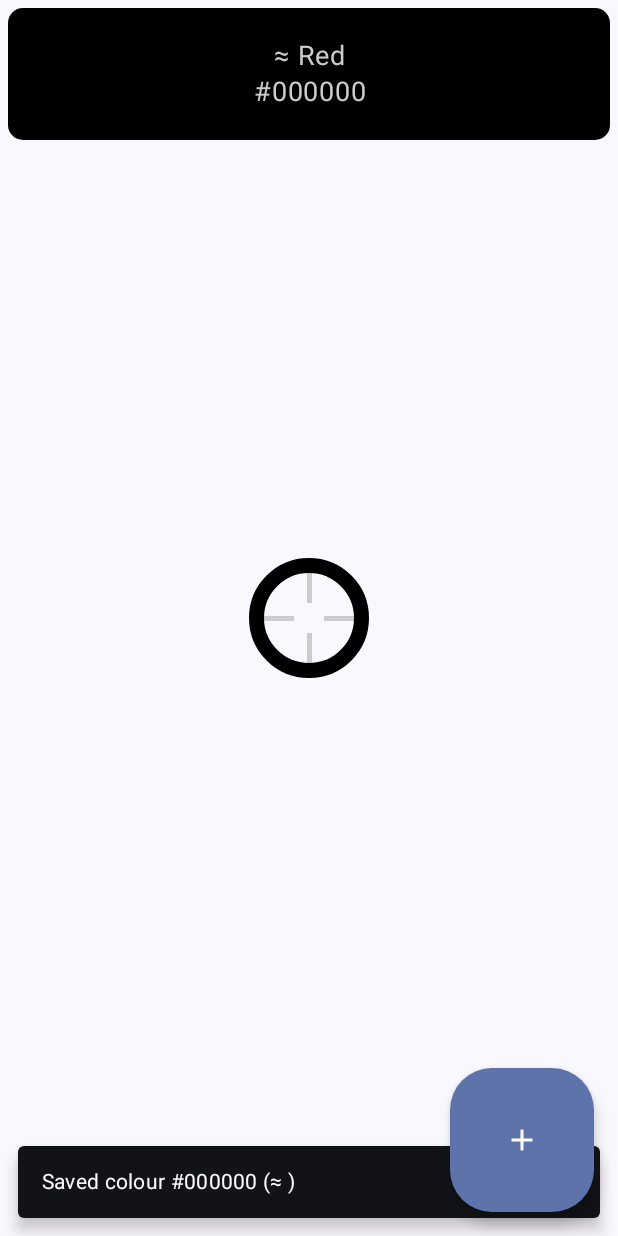
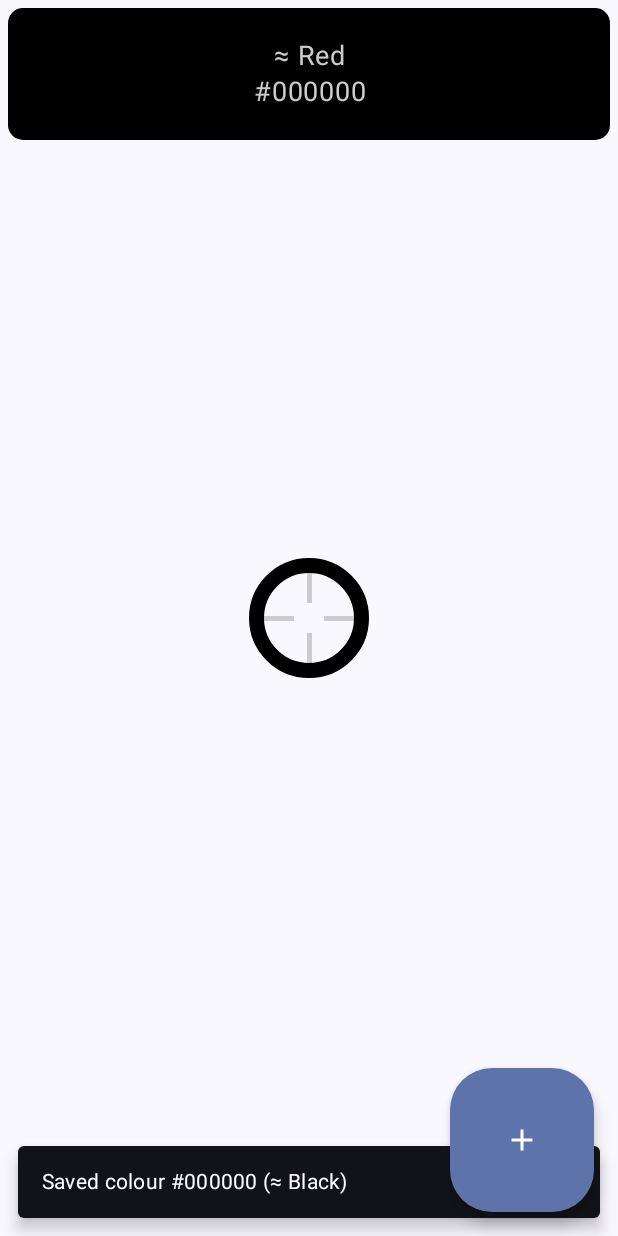
Before and after one commit to johnrskeen/colour-picker, an Android app built with Jetpack Compose: the composable CameraScreen shown on its own in the app's theme, after a tap on "Capture colour.", on a phone screen of 412 x 824 dp. Run offline under Robolectric (Android 15) with nearby library versions, the phone set to English and light mode, and no system bars; our stand-ins replace Room's generated code; libraries missing offline, so code that uses them is left out: androidx.camera.compose, androidx.camera.core, androidx.camera.lifecycle, androidx.camera.viewfinder; 8 statements that could not run were skipped.

Commit message:
Implement colour database

```diff
--- a/app/src/main/java/com/skeensystems/colorpicker/MainViewModel.kt
+++ b/app/src/main/java/com/skeensystems/colorpicker/MainViewModel.kt
@@ -8,6 +8,7 @@ import androidx.lifecycle.ViewModelProvider
 import androidx.lifecycle.viewModelScope
 import com.skeensystems.colorpicker.database.ColourDAO
 import com.skeensystems.colorpicker.database.ColourDatabase
+import com.skeensystems.colorpicker.database.DatabaseColour
 import com.skeensystems.colorpicker.database.SavedColour
 import kotlinx.coroutines.Dispatchers
 import kotlinx.coroutines.launch
@@ -26,9 +27,27 @@ class MainViewModel(
         viewModelScope.launch(Dispatchers.IO) {
             colourDAO.all
                 .forEach {
-                    _savedColours.add(it.toSavedColour())
+                    val (closestMatch, similarColours, complementaryColours) = calculateRelatedColours(it.r, it.g, it.b)
+                    _savedColours.add(it.toSavedColour(closestMatch, similarColours, complementaryColours))
                 }
         }
+    }
+
+    private fun calculateRelatedColours(
+        r: Int,
+        g: Int,
+        b: Int,
+    ): Triple<DatabaseColour, Set<DatabaseColour>, Set<DatabaseColour>> {
+        val (closestMatch, similarColours) = colourDatabase.getClosestMatches(r, g, b)
+        val complementaryColours =
+            similarColours
+                .asSequence()
+                .plus(closestMatch)
+                .mapNotNull { colourDatabase.getColourByName(it.complementaryName) }
+                .toSet()
+                .take(3)
+                .toSet()
+        return Triple(closestMatch, similarColours, complementaryColours)
     }
 
     // TODO temporary, while colours are manually added, will be removed with full migration
@@ -36,11 +55,18 @@ class MainViewModel(
         _savedColours.clear()
     }
 
-    fun saveColour(savedColour: SavedColour) {
-        _savedColours.add(savedColour)
+    fun saveColour(
+        r: Int,
+        g: Int,
+        b: Int,
+    ): SavedColour {
+        val (closestMatch, similarColours, complementaryColours) = calculateRelatedColours(r, g, b)
+        val newColour = SavedColour(System.currentTimeMillis(), r, g, b, false, closestMatch, similarColours, complementaryColours)
+        _savedColours.add(newColour)
         viewModelScope.launch(Dispatchers.IO) {
-            colourDAO.insertAll(savedColour.toSavedColourEntity())
+            colourDAO.insertAll(newColour.toSavedColourEntity())
         }
+        return newColour
     }
 
     fun deleteColour(savedColour: SavedColour) {
--- a/app/src/main/java/com/skeensystems/colorpicker/database/ColourDatabase.kt
+++ b/app/src/main/java/com/skeensystems/colorpicker/database/ColourDatabase.kt
@@ -17,20 +17,28 @@ class ColourDatabase(
         return Json.decodeFromString(text)
     }
 
-    fun getClosestMatches(colour: Colour): Pair<DatabaseColour, Set<DatabaseColour>> {
+    fun getClosestMatches(
+        r: Int,
+        g: Int,
+        b: Int,
+    ): Pair<DatabaseColour, Set<DatabaseColour>> {
         var closestMatches: List<Pair<Float, DatabaseColour>> = mutableListOf(Pair(Float.MAX_VALUE, DatabaseColour("", 0, 0, 0, "")))
         colourDatabase.forEach { databaseColour ->
-            val distance = distance(colour, databaseColour)
+            val distance = distance(r, g, b, databaseColour)
             closestMatches = closestMatches.plus(Pair(distance, databaseColour)).sortedBy { it.first }.take(4)
         }
         return Pair(closestMatches.first().second, closestMatches.drop(1).map { it.second }.toSet())
     }
 
     private fun distance(
-        colour1: Colour,
-        colour2: Colour,
+        r: Int,
+        g: Int,
+        b: Int,
+        colour: Colour,
     ): Float =
-        (colour1.r - colour2.r).toFloat().pow(2) +
-            (colour1.g - colour2.g).toFloat().pow(2) +
-            (colour1.b - colour2.b).toFloat().pow(2)
+        (r - colour.r).toFloat().pow(2) +
+            (g - colour.g).toFloat().pow(2) +
+            (b - colour.b).toFloat().pow(2)
+
+    fun getColourByName(name: String): DatabaseColour? = colourDatabase.find { it.getName() == name }
 }
--- a/app/src/main/java/com/skeensystems/colorpicker/database/DatabaseColour.kt
+++ b/app/src/main/java/com/skeensystems/colorpicker/database/DatabaseColour.kt
@@ -7,13 +7,14 @@ import com.skeensystems.colorpicker.backgroundRequiresLightText
 import kotlinx.serialization.SerialName
 import kotlinx.serialization.Serializable
 
+// TODO tidying up is needed
 @Serializable
 class DatabaseColour(
     @SerialName("n") private val name: String,
     override val r: Int,
     override val g: Int,
     override val b: Int,
-    @SerialName("c") private val complementaryName: String,
+    @SerialName("c") val complementaryName: String,
 ) : Colour {
     private var complementaryColour: DatabaseColour? = null
 
--- a/app/src/main/java/com/skeensystems/colorpicker/database/SavedColour.kt
+++ b/app/src/main/java/com/skeensystems/colorpicker/database/SavedColour.kt
@@ -12,27 +12,25 @@ import java.util.Locale
 
 class SavedColour(
     val id: Long,
-    r: Int,
-    g: Int,
-    b: Int,
+    override val r: Int,
+    override val g: Int,
+    override val b: Int,
     favourite: Boolean,
+    private val closestMatch: DatabaseColour,
+    private val similarColours: Set<DatabaseColour>,
+    private val complementaryColours: Set<DatabaseColour>,
 ) : Colour {
-    override var r by mutableIntStateOf(r)
-    override var g by mutableIntStateOf(g)
-    override var b by mutableIntStateOf(b)
+    // override var r by mutableIntStateOf(r)
+    // override var g by mutableIntStateOf(g)
+    // override var b by mutableIntStateOf(b)
 
     var favourite by mutableStateOf(favourite)
 
     private var requiresLightText: Boolean = backgroundRequiresLightText(r, g, b)
 
-    private var closestMatch: DatabaseColour? = null
-    private var firstClosest: DatabaseColour? = null
-    private var secondClosest: DatabaseColour? = null
-    private var thirdClosest: DatabaseColour? = null
-
     override fun getColour(): Int = Color.rgb(r, g, b)
 
-    override fun getName(): String = closestMatch?.getName() ?: ""
+    override fun getName(): String = closestMatch.getName()
 
     override fun getTextColour(): Int = if (requiresLightText) LIGHT_TEXT_COLOUR else DARK_TEXT_COLOUR
 
@@ -45,22 +43,11 @@ class SavedColour(
             Pair("CMYK", getCMYKString()),
         )
 
-    fun getClosestMatchString(): String =
-        if (closestMatch != null) {
-            "\u2248 $closestMatch"
-        } else {
-            ""
-        }
+    fun getClosestMatchString(): String = "\u2248 $closestMatch"
 
-    fun getSimilarColours(): List<DatabaseColour> = setOfNotNull(firstClosest, secondClosest, thirdClosest).toList()
+    fun getSimilarColours(): List<DatabaseColour> = similarColours.toList()
 
-    fun getComplementaryColours(): List<DatabaseColour> =
-        setOfNotNull(
-            closestMatch?.getComplementaryColour(),
-            firstClosest?.getComplementaryColour(),
-            secondClosest?.getComplementaryColour(),
-            thirdClosest?.getComplementaryColour(),
-        ).toList().take(3)
+    fun getComplementaryColours(): List<DatabaseColour> = complementaryColours.toList()
 
     fun getSortValue(): String {
         val hsv = FloatArray(3)
--- a/app/src/main/java/com/skeensystems/colorpicker/database/SavedColourEntity.kt
+++ b/app/src/main/java/com/skeensystems/colorpicker/database/SavedColourEntity.kt
@@ -12,5 +12,9 @@ data class SavedColourEntity(
     @ColumnInfo(name = "b") val b: Int,
     @ColumnInfo(name = "favorite") val favourite: Boolean,
 ) {
-    fun toSavedColour(): SavedColour = SavedColour(id, r, g, b, favourite)
+    fun toSavedColour(
+        closestMatch: DatabaseColour,
+        similarColours: Set<DatabaseColour>,
+        complementaryColours: Set<DatabaseColour>,
+    ): SavedColour = SavedColour(id, r, g, b, favourite, closestMatch, similarColours, complementaryColours)
 }
--- a/app/src/main/java/com/skeensystems/colorpicker/ui/camera/CaptureColourButton.kt
+++ b/app/src/main/java/com/skeensystems/colorpicker/ui/camera/CaptureColourButton.kt
@@ -48,14 +48,11 @@ fun CaptureColourButton(
         modifier = Modifier.windowInsetsPadding(WindowInsets(bottom = bottomPadding)),
         onClick = {
             val newColour =
-                SavedColour(
-                    System.currentTimeMillis(),
+                viewModel.saveColour(
                     (targetedColour.red * 255).toInt(),
                     (targetedColour.green * 255).toInt(),
                     (targetedColour.blue * 255).toInt(),
-                    false,
                 )
-            viewModel.saveColour(newColour)
             scope.launch {
                 snackbarHostState.showSnackbar(
                     "Saved colour ${newColour.getHEXString()} (\u2248 ${newColour.getName()})",
--- a/app/src/main/java/com/skeensystems/colorpicker/ui/saved/expandeddetails/ColourDetails.kt
+++ b/app/src/main/java/com/skeensystems/colorpicker/ui/saved/expandeddetails/ColourDetails.kt
@@ -65,8 +65,8 @@ fun ColourDetails(
     // TODO make default saved colour object for both of these in this file
     val colour =
         activeStatus?.let { status ->
-            val savedColour = mainViewModel.savedColours.find { it.id == status.savedColourId } ?: SavedColour(0, 0, 0, 0, false)
-            Color(savedColour.r, savedColour.g, savedColour.b)
+            val savedColour = mainViewModel.savedColours.find { it.id == status.savedColourId }
+            savedColour?.let { Color(it.r, it.g, it.b) } ?: Color(0, 0, 0)
         } ?: Color.Black
     val textColour = colour.calculateTextColour()
 
```
Also changed, not shown: app/src/main/java/com/skeensystems/colorpicker/MainActivity.java (+7 -19 lines), app/src/main/java/com/skeensystems/colorpicker/ui/saved/expandeddetails/DropDownButton.kt (+1 -11 lines).
